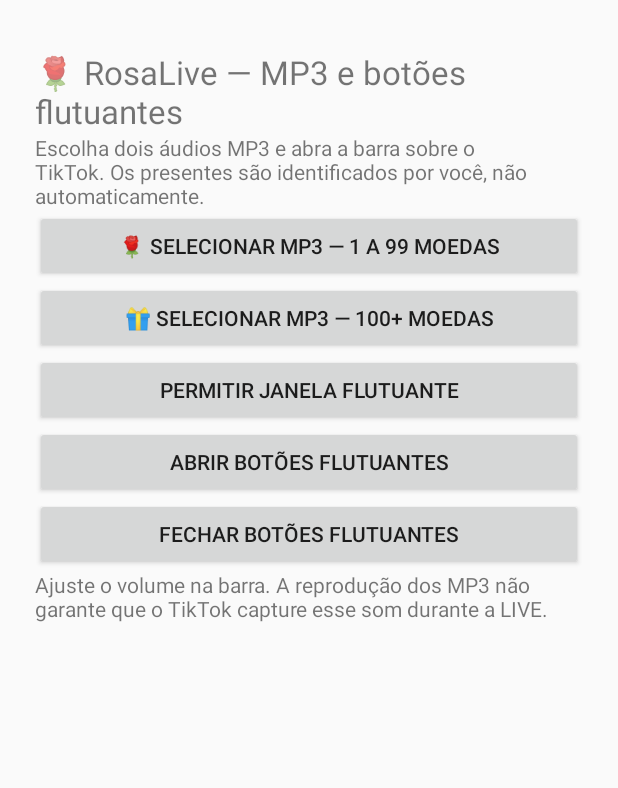
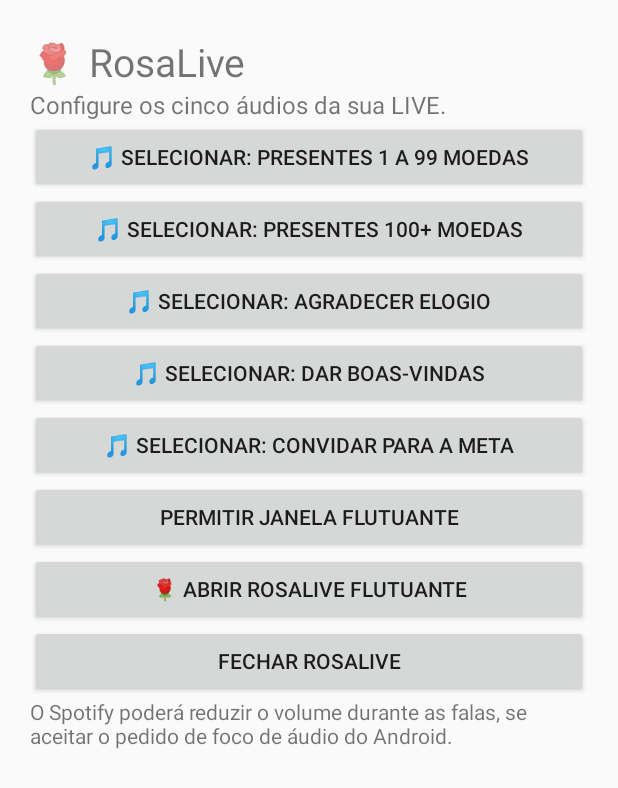
Before and after one commit to antoniocorrea0299-maker/-RosaLive-Flutuante, an Android app: the screen it shows after launch (MainActivity), after a tap on "PERMITIR JANELA FLUTUANTE", on a phone screen of 412 x 824 dp. Shown: the top 788 px of the screen. Run offline under Robolectric (Android 15) with nearby library versions, the phone set to English and light mode, and no system bars.

Commit message:
Adicionar cinco reações e redução de música

```diff
--- a/app/src/main/java/com/rosalive/app/MainActivity.kt
+++ b/app/src/main/java/com/rosalive/app/MainActivity.kt
@@ -8,40 +8,111 @@ import android.provider.Settings
 import android.widget.*
 
 class MainActivity : Activity() {
-    private val requestLow = 10
-    private val requestHigh = 11
+    private val names = arrayOf(
+        "Presentes 1 a 99 moedas",
+        "Presentes 100+ moedas",
+        "Agradecer elogio",
+        "Dar boas-vindas",
+        "Convidar para a meta"
+    )
+
     override fun onCreate(savedInstanceState: Bundle?) {
         super.onCreate(savedInstanceState)
-        val root = LinearLayout(this).apply { orientation = LinearLayout.VERTICAL; setPadding(35, 50, 35, 25) }
-        fun add(label: String, action: () -> Unit) { root.addView(Button(this).apply { text = label; setOnClickListener { action() } }) }
-        root.addView(TextView(this).apply { text = "🌹 RosaLive — MP3 e botões flutuantes"; textSize = 22f })
-        root.addView(TextView(this).apply { text = "Escolha dois áudios MP3 e abra a barra sobre o TikTok. Os presentes são identificados por você, não automaticamente." })
-        add("🌹 Selecionar MP3 — 1 a 99 moedas") { pick(requestLow) }
-        add("🎁 Selecionar MP3 — 100+ moedas") { pick(requestHigh) }
-        add("Permitir janela flutuante") {
-            startActivity(Intent(Settings.ACTION_MANAGE_OVERLAY_PERMISSION, Uri.parse("package:$packageName")))
+
+        val root = LinearLayout(this).apply {
+            orientation = LinearLayout.VERTICAL
+            setPadding(30, 35, 30, 25)
         }
-        add("Abrir botões flutuantes") {
-            if (!Settings.canDrawOverlays(this)) Toast.makeText(this, "Permita a janela flutuante primeiro", Toast.LENGTH_LONG).show()
-            else startForegroundService(Intent(this, FloatingService::class.java))
+
+        root.addView(TextView(this).apply {
+            text = "🌹 RosaLive"
+            textSize = 26f
+        })
+
+        root.addView(TextView(this).apply {
+            text = "Configure os cinco áudios da sua LIVE."
+            textSize = 16f
+        })
+
+        names.forEachIndexed { index, name ->
+            root.addView(Button(this).apply {
+                text = "🎵 Selecionar: $name"
+                setOnClickListener { pick(index) }
+            })
         }
-        add("Fechar botões flutuantes") { stopService(Intent(this, FloatingService::class.java)) }
-        root.addView(TextView(this).apply { text = "Ajuste o volume na barra. A reprodução dos MP3 não garante que o TikTok capture esse som durante a LIVE." })
+
+        root.addView(Button(this).apply {
+            text = "Permitir janela flutuante"
+            setOnClickListener {
+                startActivity(Intent(
+                    Settings.ACTION_MANAGE_OVERLAY_PERMISSION,
+                    Uri.parse("package:$packageName")
+                ))
+            }
+        })
+
+        root.addView(Button(this).apply {
+            text = "🌹 Abrir RosaLive flutuante"
+            setOnClickListener {
+                if (Settings.canDrawOverlays(this@MainActivity)) {
+                    startForegroundService(
+                        Intent(this@MainActivity, FloatingService::class.java)
+                    )
+                } else {
+                    Toast.makeText(
+                        this@MainActivity,
+                        "Permita a janela flutuante primeiro",
+                        Toast.LENGTH_LONG
+                    ).show()
+                }
+            }
+        })
+
+        root.addView(Button(this).apply {
+            text = "Fechar RosaLive"
+            setOnClickListener {
+                stopService(Intent(this@MainActivity, FloatingService::class.java))
+            }
+        })
+
+        root.addView(TextView(this).apply {
+            text = "O Spotify poderá reduzir o volume durante as falas, se aceitar o pedido de foco de áudio do Android."
+            textSize = 14f
+        })
+
         setContentView(ScrollView(this).apply { addView(root) })
     }
-    private fun pick(code: Int) {
-        startActivityForResult(Intent(Intent.ACTION_OPEN_DOCUMENT).apply {
-            addCategory(Intent.CATEGORY_OPENABLE)
-            type = "audio/*"
-        }, code)
+
+    private fun pick(index: Int) {
+        startActivityForResult(
+            Intent(Intent.ACTION_OPEN_DOCUMENT).apply {
+                addCategory(Intent.CATEGORY_OPENABLE)
+                type = "audio/*"
+            },
+            100 + index
+        )
     }
+
     @Deprecated("Deprecated in Java")
     override fun onActivityResult(requestCode: Int, resultCode: Int, data: Intent?) {
         super.onActivityResult(requestCode, resultCode, data)
-        if (resultCode != RESULT_OK) return
+
+        if (resultCode != RESULT_OK || requestCode !in 100..104) return
+
         val uri = data?.data ?: return
-        try { contentResolver.takePersistableUriPermission(uri, Intent.FLAG_GRANT_READ_URI_PERMISSION) } catch (_: Exception) {}
-        getSharedPreferences("audios", MODE_PRIVATE).edit().putString(if (requestCode == requestLow) "low" else "high", uri.toString()).apply()
+
+        try {
+            contentResolver.takePersistableUriPermission(
+                uri,
+                Intent.FLAG_GRANT_READ_URI_PERMISSION
+            )
+        } catch (_: Exception) {}
+
+        getSharedPreferences("audios", MODE_PRIVATE)
+            .edit()
+            .putString("audio_${requestCode - 100}", uri.toString())
+            .apply()
+
         Toast.makeText(this, "Áudio salvo!", Toast.LENGTH_SHORT).show()
     }
 }
```
Also changed, not shown: app/src/main/java/com/rosalive/app/FloatingService.kt (+213 -41 lines).
